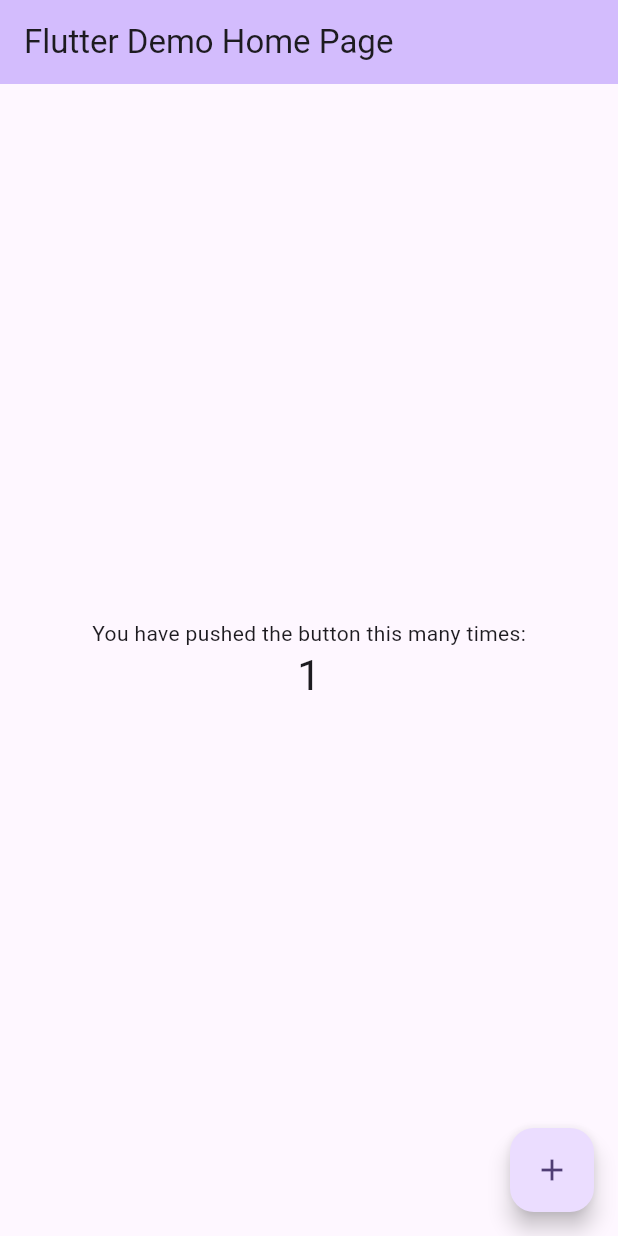
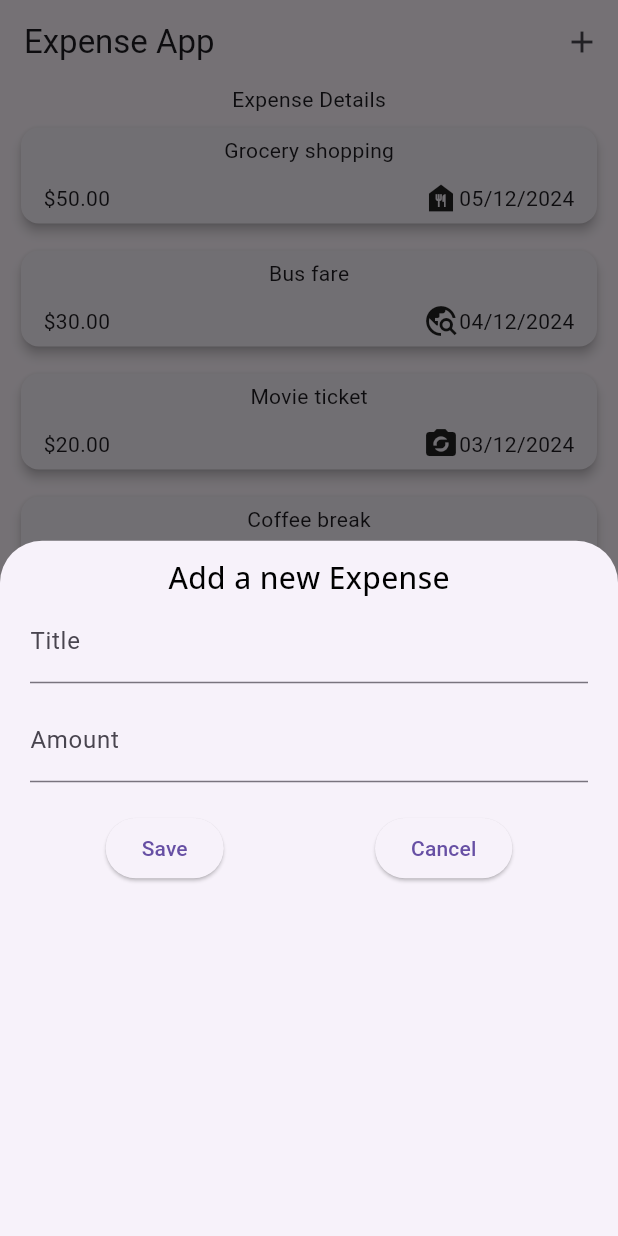
Before and after one commit to Mustafaayaz32/flutter_expense_app, a Flutter app: the screen it shows after launch, after a tap on the "add" icon, on a phone screen of 412 x 824 dp. Run offline on Flutter 3.47's test engine with Material 3 defaults, Android fonts, the phone set to English and light mode, and no system bars; our stand-ins replace google_fonts.

```diff
--- /dev/null
+++ b/lib/ExpenseScreen/add_expense.dart
@@ -0,0 +1,82 @@
+import 'package:flutter/material.dart';
+import 'package:google_fonts/google_fonts.dart';
+
+class AddExpenseScreen extends StatefulWidget {
+  const AddExpenseScreen({super.key});
+
+  @override
+  State<AddExpenseScreen> createState() => _AddExpenseScreenState();
+}
+
+class _AddExpenseScreenState extends State<AddExpenseScreen> {
+  late TextEditingController _expenseNameController;
+  late TextEditingController _expenseAmountController;
+
+  @override
+  void initState() {
+    super.initState();
+    _expenseNameController = TextEditingController();
+    _expenseAmountController = TextEditingController();
+  }
+
+  @override
+  void dispose() {
+    _expenseNameController.dispose();
+    _expenseAmountController.dispose();
+    super.dispose();
+  }
+
+  @override
+  Widget build(BuildContext context) {
+    return Padding(
+      padding: const EdgeInsets.symmetric(
+        horizontal: 20,
+        vertical: 10,
+      ),
+      child: Column(
+        children: [
+          Text(
+            'Add a new Expense',
+            style: GoogleFonts.openSans(
+                color: Colors.black, fontSize: 20, fontWeight: FontWeight.w500),
+          ),
+          TextField(
+            controller: _expenseNameController,
+            keyboardType: TextInputType.name,
+            decoration: const InputDecoration(
+              label: Text('Title'),
+            ),
+          ),
+          const SizedBox(
+            height: 10,
+          ),
+          TextField(
+            controller: _expenseAmountController,
+            keyboardType: TextInputType.number,
+            decoration: const InputDecoration(
+              label: Text('Amount'),
+              prefixText: '\$',
+            ),
+          ),
+          const SizedBox(
+            height: 10,
+          ),
+          const SizedBox(
+            height: 10,
+          ),
+          Row(
+            mainAxisAlignment: MainAxisAlignment.spaceAround,
+            children: [
+              ElevatedButton(onPressed: () {}, child: const Text('Save')),
+              ElevatedButton(
+                  onPressed: () {
+                    Navigator.pop(context);
+                  },
+                  child: const Text('Cancel')),
+            ],
+          ),
+        ],
+      ),
+    );
+  }
+}
--- /dev/null
+++ b/lib/ExpenseScreen/expenses_list_screen.dart
@@ -0,0 +1,56 @@
+import 'package:flutter/material.dart';
+import 'package:flutter_expense_app/models/expense_model.dart';
+
+class ExpensesList extends StatefulWidget {
+  const ExpensesList({super.key, required this.expensesDataList});
+
+  final List<ExpenseModel> expensesDataList;
+
+  @override
+  State<ExpensesList> createState() => _ExpensesListState();
+}
+
+class _ExpensesListState extends State<ExpensesList> {
+  @override
+  Widget build(BuildContext context) {
+    return ListView.builder(
+      itemBuilder: (context, index) => Padding(
+          padding: const EdgeInsets.symmetric(
+            vertical: 5,
+            horizontal: 10,
+          ),
+          child: Card(
+            elevation: 3,
+            child: Padding(
+              padding: const EdgeInsets.symmetric(vertical: 5, horizontal: 15),
+              child: Column(
+                children: [
+                  Text(widget.expensesDataList[index].title),
+                  const SizedBox(
+                    height: 10,
+                  ),
+                  Row(
+                    children: <Widget>[
+                      Text(
+                          '\$${widget.expensesDataList[index].amount.toStringAsFixed(2)}'),
+                      const Spacer(),
+                      Row(
+                        children: <Widget>[
+                          Icon(widget.expensesDataList[index]
+                              .getIconMap()[
+                                  widget.expensesDataList[index].category]!
+                              .icon),
+                          Text(widget.expensesDataList[index]
+                              .getFormattedDate()),
+                        ],
+                      ),
+                    ],
+                  ),
+                ],
+              ),
+            ),
+          )),
+      itemCount: widget.expensesDataList.length,
+    );
+  }
+}
--- /dev/null
+++ b/lib/ExpenseScreen/expenses_screen.dart
@@ -0,0 +1,37 @@
+import 'package:flutter/material.dart';
+import 'package:flutter_expense_app/ExpenseScreen/add_expense.dart';
+import 'package:flutter_expense_app/ExpenseScreen/expenses_list_screen.dart';
+import 'package:flutter_expense_app/data/expense_data.dart';
+
+class ExpensesScreen extends StatelessWidget {
+  const ExpensesScreen({super.key});
+
+  @override
+  Widget build(BuildContext context) {
+    return Scaffold(
+      appBar: AppBar(
+        title: const Text('Expense App'),
+        actions: [
+          IconButton(
+            onPressed: () {
+              showModalBottomSheet(
+                  context: context, builder: (ctx) => const AddExpenseScreen());
+            },
+            icon: const Icon(Icons.add),
+          ),
+        ],
+      ),
+      body: Column(
+        mainAxisAlignment: MainAxisAlignment.center,
+        children: [
+          const Text('Expense Details'),
+          Expanded(
+            child: ExpensesList(
+              expensesDataList: expenseData,
+            ),
+          ),
+        ],
+      ),
+    );
+  }
+}
--- /dev/null
+++ b/lib/data/expense_data.dart
@@ -0,0 +1,58 @@
+import 'package:flutter_expense_app/models/expense_model.dart';
+
+List<ExpenseModel> expenseData = [
+  ExpenseModel(
+    amount: 50.0,
+    category: Category.food,
+    date: DateTime.now(),
+    title: 'Grocery shopping',
+  ),
+  ExpenseModel(
+    amount: 30.0,
+    category: Category.travel,
+    date: DateTime.now().subtract(const Duration(days: 1)),
+    title: 'Bus fare',
+  ),
+  ExpenseModel(
+    amount: 20.0,
+    category: Category.leisure,
+    date: DateTime.now().subtract(const Duration(days: 2)),
+    title: 'Movie ticket',
+  ),
+  ExpenseModel(
+    amount: 10.0,
+    category: Category.work,
+    date: DateTime.now().subtract(const Duration(days: 3)),
+    title: 'Coffee break',
+  ),
+  ExpenseModel(
+    amount: 40.0,
+    category: Category.food,
+    date: DateTime.now().subtract(const Duration(days: 4)),
+    title: 'Dinner',
+  ),
+  ExpenseModel(
+    amount: 35.0,
+    category: Category.travel,
+    date: DateTime.now().subtract(const Duration(days: 5)),
+    title: 'Taxi fare',
+  ),
+  ExpenseModel(
+    amount: 25.0,
+    category: Category.leisure,
+    date: DateTime.now().subtract(const Duration(days: 6)),
+    title: 'Book',
+  ),
+  ExpenseModel(
+    amount: 15.0,
+    category: Category.work,
+    date: DateTime.now().subtract(const Duration(days: 7)),
+    title: 'Lunch',
+  ),
+  ExpenseModel(
+    amount: 45.0,
+    category: Category.food,
+    date: DateTime.now().subtract(const Duration(days: 8)),
+    title: 'Breakfast',
+  ),
+];
--- a/lib/main.dart
+++ b/lib/main.dart
@@ -1,125 +1,22 @@
 import 'package:flutter/material.dart';
+import 'package:flutter_expense_app/ExpenseScreen/expenses_screen.dart';
 
 void main() {
   runApp(const MyApp());
 }
 
-class MyApp extends StatelessWidget {
+class MyApp extends StatefulWidget {
   const MyApp({super.key});
 
-  // This widget is the root of your application.
+  @override
+  State<MyApp> createState() => _MyAppState();
+}
+
+class _MyAppState extends State<MyApp> {
   @override
   Widget build(BuildContext context) {
-    return MaterialApp(
-      title: 'Flutter Demo',
-      theme: ThemeData(
-        // This is the theme of your application.
-        //
-        // TRY THIS: Try running your application with "flutter run". You'll see
-        // the application has a purple toolbar. Then, without quitting the app,
-        // try changing the seedColor in the colorScheme below to Colors.green
-        // and then invoke "hot reload" (save your changes or press the "hot
-        // reload" button in a Flutter-supported IDE, or press "r" if you used
-        // the command line to start the app).
-        //
-        // Notice that the counter didn't reset back to zero; the application
-        // state is not lost during the reload. To reset the state, use hot
-        // restart instead.
-        //
-        // This works for code too, not just values: Most code changes can be
-        // tested with just a hot reload.
-        colorScheme: ColorScheme.fromSeed(seedColor: Colors.deepPurple),
-        useMaterial3: true,
-      ),
-      home: const MyHomePage(title: 'Flutter Demo Home Page'),
+    return const MaterialApp(
+      home: ExpensesScreen(),
     );
   }
 }
-
-class MyHomePage extends StatefulWidget {
-  const MyHomePage({super.key, required this.title});
-
-  // This widget is the home page of your application. It is stateful, meaning
-  // that it has a State object (defined below) that contains fields that affect
-  // how it looks.
-
-  // This class is the configuration for the state. It holds the values (in this
-  // case the title) provided by the parent (in this case the App widget) and
-  // used by the build method of the State. Fields in a Widget subclass are
-  // always marked "final".
-
-  final String title;
-
-  @override
-  State<MyHomePage> createState() => _MyHomePageState();
-}
-
-class _MyHomePageState extends State<MyHomePage> {
-  int _counter = 0;
-
-  void _incrementCounter() {
-    setState(() {
-      // This call to setState tells the Flutter framework that something has
-      // changed in this State, which causes it to rerun the build method below
-      // so that the display can reflect the updated values. If we changed
-      // _counter without calling setState(), then the build method would not be
-      // called again, and so nothing would appear to happen.
-      _counter++;
-    });
-  }
-
-  @override
-  Widget build(BuildContext context) {
-    // This method is rerun every time setState is called, for instance as done
-    // by the _incrementCounter method above.
-    //
-    // The Flutter framework has been optimized to make rerunning build methods
-    // fast, so that you can just rebuild anything that needs updating rather
-    // than having to individually change instances of widgets.
-    return Scaffold(
-      appBar: AppBar(
-        // TRY THIS: Try changing the color here to a specific color (to
-        // Colors.amber, perhaps?) and trigger a hot reload to see the AppBar
-        // change color while the other colors stay the same.
-        backgroundColor: Theme.of(context).colorScheme.inversePrimary,
-        // Here we take the value from the MyHomePage object that was created by
-        // the App.build method, and use it to set our appbar title.
-        title: Text(widget.title),
-      ),
-      body: Center(
-        // Center is a layout widget. It takes a single child and positions it
-        // in the middle of the parent.
-        child: Column(
-          // Column is also a layout widget. It takes a list of children and
-          // arranges them vertically. By default, it sizes itself to fit its
-          // children horizontally, and tries to be as tall as its parent.
-          //
-          // Column has various properties to control how it sizes itself and
-          // how it positions its children. Here we use mainAxisAlignment to
-          // center the children vertically; the main axis here is the vertical
-          // axis because Columns are vertical (the cross axis would be
-          // horizontal).
-          //
-          // TRY THIS: Invoke "debug painting" (choose the "Toggle Debug Paint"
-          // action in the IDE, or press "p" in the console), to see the
-          // wireframe for each widget.
-          mainAxisAlignment: MainAxisAlignment.center,
-          children: <Widget>[
-            const Text(
-              'You have pushed the button this many times:',
-            ),
-            Text(
-              '$_counter',
-              style: Theme.of(context).textTheme.headlineMedium,
-            ),
-          ],
-        ),
-      ),
-      floatingActionButton: FloatingActionButton(
-        onPressed: _incrementCounter,
-        tooltip: 'Increment',
-        child: const Icon(Icons.add),
-      ), // This trailing comma makes auto-formatting nicer for build methods.
-    );
-  }
-}
--- /dev/null
+++ b/lib/models/expense_model.dart
@@ -0,0 +1,35 @@
+import 'package:flutter/material.dart';
+import 'package:intl/intl.dart';
+import 'package:uuid/uuid.dart';
+
+enum Category { food, travel, leisure, work }
+
+class ExpenseModel {
+  ExpenseModel(
+      {required this.title,
+      required this.amount,
+      required this.date,
+      required this.category})
+      : id = const Uuid().v4();
+
+  final String id;
+  final String title;
+  final double amount;
+  final DateTime date;
+  final Category category;
+
+  String getFormattedDate() {
+    return DateFormat('dd/MM/yyyy').format(date);
+  }
+
+  Map<Category, Icon> getIconMap() {
+    Map<Category, Icon> iconMap = {
+      Category.food: const Icon(Icons.food_bank),
+      Category.travel: const Icon(Icons.travel_explore),
+      Category.leisure: const Icon(Icons.party_mode),
+      Category.work: const Icon(Icons.work),
+    };
+
+    return iconMap;
+  }
+}
```
Also changed, not shown: pubspec.yaml (+6 -71 lines), pubspec.lock, 7 other files.
